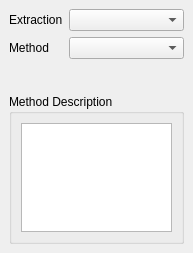
First picture: the form in CDTStudio/cdtextractiondockwidget.ui, repository chenguanzhou/CDTStudio, before the edit.
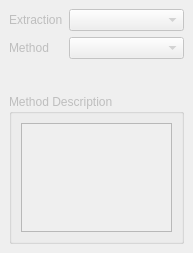
Second picture: the form after the edit.

```diff
--- a/CDTStudio/cdtextractiondockwidget.ui
+++ b/CDTStudio/cdtextractiondockwidget.ui
@@ -2,6 +2,9 @@
 <ui version="4.0">
  <class>CDTExtractionDockWidget</class>
  <widget class="QDockWidget" name="CDTExtractionDockWidget">
+  <property name="enabled">
+   <bool>false</bool>
+  </property>
   <property name="geometry">
    <rect>
     <x>0</x>
@@ -10,9 +13,6 @@
     <height>253</height>
    </rect>
   </property>
-  <property name="styleSheet">
-   <string notr="true"/>
-  </property>
   <property name="allowedAreas">
    <set>Qt::NoDockWidgetArea</set>
   </property>
```
